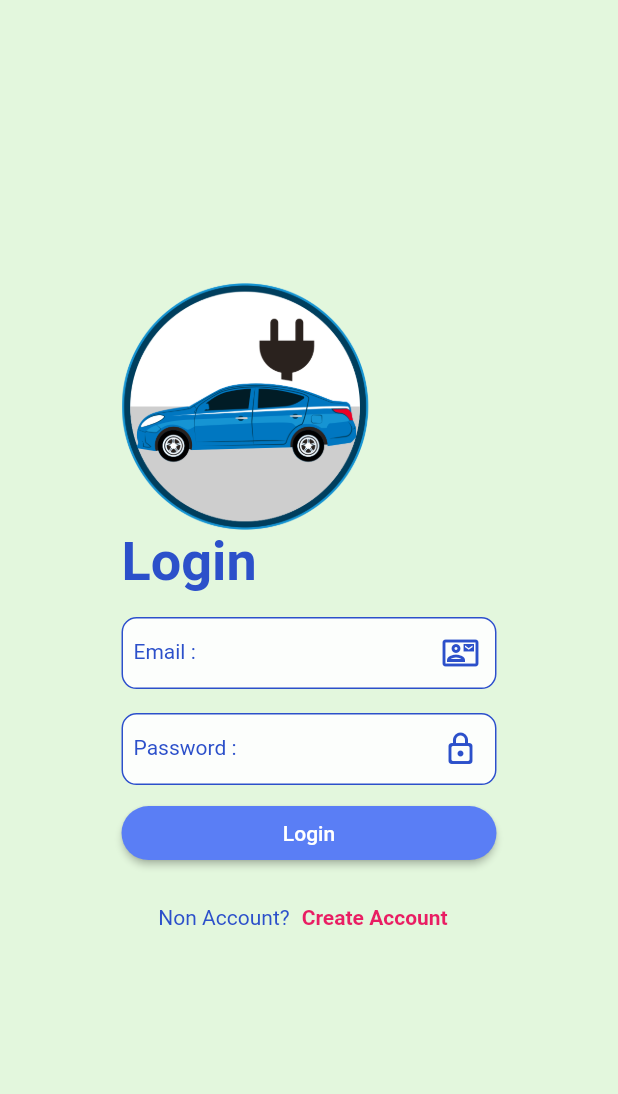
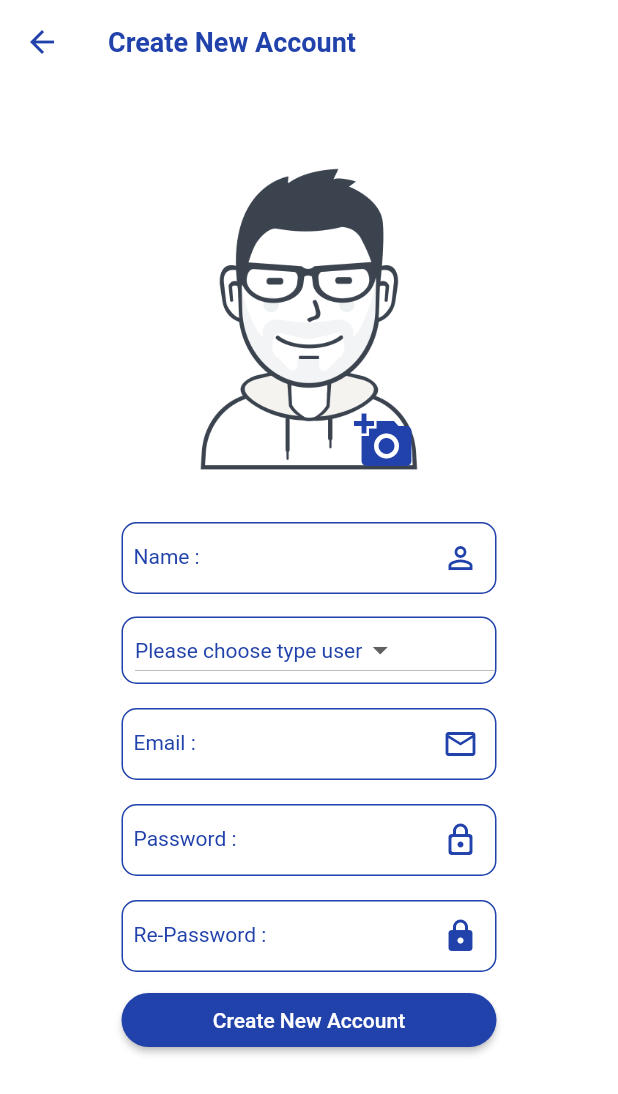
Before and after one commit to narong1081/NarongTransport, a Flutter app: the screen it shows after launch, after a tap on "Create Account", on a phone screen of 412 x 824 dp. Shown: the top 1094 px of the screen. Run offline on Flutter 3.47's test engine with Material 2 defaults, Android fonts, the phone set to English and light mode, and no system bars.

Commit message:
form dropdown

```diff
--- a/lib/states/authen.dart
+++ b/lib/states/authen.dart
@@ -1,4 +1,5 @@
 import 'package:flutter/material.dart';
+import 'package:narong_transport/states/create_account.dart';
 import 'package:narong_transport/utilities/my_constant.dart';
 import 'package:narong_transport/widgets/showbutton.dart';
 import 'package:narong_transport/widgets/showform.dart';
@@ -19,7 +20,7 @@ class Authen extends StatelessWidget {
           behavior: HitTestBehavior.opaque,
           onTap: () => FocusScope.of(context).requestFocus(FocusScopeNode()),
           child: Container(
-            decoration: MyConstant().planbox(),
+            decoration: MyConstant().imageBox(),
             child: Center(
               child: Column(
                 mainAxisAlignment: MainAxisAlignment.center,
@@ -29,7 +30,7 @@ class Authen extends StatelessWidget {
                   newEmail(),
                   newPassword(),
                   newButton(),
-                  newCreateAccount(),
+                  newCreateAccount(context: context),
                 ],
               ),
             ),
@@ -51,14 +52,20 @@ class Authen extends StatelessWidget {
     );
   }
 
-  Row newCreateAccount() {
+  Row newCreateAccount({required BuildContext context}) {
     return Row(
       mainAxisAlignment: MainAxisAlignment.center,
       children: [
         const ShowText(label: 'Non Account?'),
         ShowTextButton(
           label: 'Create Account',
-          pressFunc: () {},
+          pressFunc: () {
+            Navigator.push(
+                context,
+                MaterialPageRoute(
+                  builder: (context) => CreateAccount(),
+                ));
+          },
         ),
       ],
     );
@@ -88,15 +95,21 @@ class Authen extends StatelessWidget {
     );
   }
 
-  ShowText newText() {
-    return ShowText(
+  Widget newText() {
+    return Row(
+      mainAxisAlignment: MainAxisAlignment.center,
+      children: [
+        ShowText(
           label: 'Login',
           textStyle: MyConstant().h1Style(),
+        ),
+      ],
     );
   }
 
   Widget newLogo(BoxConstraints constraints) {
     return Row(
+      mainAxisAlignment: MainAxisAlignment.center,
       children: [
         SizedBox(
           child: const ShowImage(),
--- /dev/null
+++ b/lib/states/create_account.dart
@@ -0,0 +1,148 @@
+import 'package:flutter/material.dart';
+import 'package:narong_transport/utilities/my_constant.dart';
+import 'package:narong_transport/widgets/showbutton.dart';
+import 'package:narong_transport/widgets/showform.dart';
+import 'package:narong_transport/widgets/showiconbutton.dart';
+import 'package:narong_transport/widgets/showimage.dart';
+import 'package:narong_transport/widgets/showtext.dart';
+
+class CreateAccount extends StatefulWidget {
+  const CreateAccount({
+    Key? key,
+  }) : super(key: key);
+
+  @override
+  State<CreateAccount> createState() => _CreateAccountState();
+}
+
+class _CreateAccountState extends State<CreateAccount> {
+  var typeUsers = MyConstant.typeUsers;
+  String? typeUser;
+
+  @override
+  Widget build(BuildContext context) {
+    return Scaffold(
+      backgroundColor: Colors.white,
+      appBar: AppBar(
+        title: ShowText(
+          label: 'Create New Account',
+          textStyle: MyConstant().h2Style(),
+        ),
+        elevation: 0,
+        foregroundColor: MyConstant.dark,
+        backgroundColor: Colors.white,
+      ),
+      body: ListView(
+        children: [
+          newCenter(
+            widget: newAvatar(),
+          ),
+          newCenter(
+            widget: ShowForm(
+              label: 'Name :',
+              iconData: Icons.person_outline,
+              changeFunc: (String string) {},
+            ),
+          ),
+          newCenter(widget: newTypeUser()),
+          newCenter(
+            widget: ShowForm(
+              label: 'Email :',
+              iconData: Icons.email_outlined,
+              changeFunc: (String string) {},
+            ),
+          ),
+          newCenter(
+            widget: ShowForm(
+              obsecu: true,
+              label: 'Password :',
+              iconData: Icons.lock_outline_rounded,
+              changeFunc: (String string) {},
+            ),
+          ),
+          newCenter(
+            widget: ShowForm(
+              obsecu: true,
+              label: 'Re-Password :',
+              iconData: Icons.lock_rounded,
+              changeFunc: (String sring) {},
+            ),
+          ),
+          newCenter(
+            widget: ShowButton(
+              label: 'Create New Account',
+              pressFunc: () {},
+            ),
+          ),
+        ],
+      ),
+    );
+  }
+
+  Widget newTypeUser() {
+    return Container(
+      padding: const EdgeInsets.only(
+        left: 8,
+      ),
+      margin: const EdgeInsets.only(
+        top: 15,
+      ),
+      decoration: MyConstant().curveBorderBox(),
+      width: 250,
+      height: 45,
+      child: DropdownButton(
+        hint: const ShowText(label: 'Please choose type user'),
+        value: typeUser,
+        items: typeUsers
+            .map(
+              (e) => DropdownMenuItem(
+                child: ShowText(label: e),
+                value: e,
+              ),
+            )
+            .toList(),
+        onChanged: (value) {
+          setState(() {
+            typeUser = value.toString();
+          });
+        },
+      ),
+    );
+  }
+
+  Widget newAvatar() {
+    return Container(
+      margin: const EdgeInsets.only(
+        top: 10,
+        bottom: 16,
+      ),
+      width: 250,
+      height: 250,
+      child: Stack(
+        children: [
+          const ShowImage(
+            path: 'images/avatar.png',
+          ),
+          Positioned(
+            right: 55,
+            bottom: 2,
+            child: ShowIconButton(
+              iconData: Icons.add_a_photo,
+              pressFunc: () {},
+              size: 40,
+            ),
+          ),
+        ],
+      ),
+    );
+  }
+
+  Row newCenter({required Widget widget}) {
+    return Row(
+      mainAxisAlignment: MainAxisAlignment.center,
+      children: [
+        widget,
+      ],
+    );
+  }
+}
--- a/lib/utilities/my_constant.dart
+++ b/lib/utilities/my_constant.dart
@@ -2,12 +2,30 @@ import 'package:flutter/material.dart';
 
 class MyConstant {
   //field
-  static Color primary = Color.fromARGB(255, 90, 126, 245);
-  static Color dark = Color.fromARGB(255, 44, 80, 202);
+  static Color primary = Color.fromARGB(255, 243, 98, 98);
+  static Color dark = Color.fromARGB(255, 33, 66, 171);
   static Color light = Color.fromARGB(255, 204, 244, 193);
 
+  static List<String> typeUsers = [
+    'Owner',
+    'Customer',
+    'Driver',
+  ];
+
   //method
+  BoxDecoration curveBorderBox() => BoxDecoration(
+        border: Border.all(
+          color: MyConstant.dark,
+        ),
+        borderRadius: BorderRadius.circular(10),
+      );
   BoxDecoration planbox() => BoxDecoration(color: light.withOpacity(0.5));
+  BoxDecoration imageBox() => const BoxDecoration(
+        image: DecorationImage(
+          image: AssetImage('images/bg.jpg'),
+          fit: BoxFit.cover,
+        ),
+      );
 
   TextStyle h1Style() {
     return TextStyle(
--- a/lib/widgets/showbutton.dart
+++ b/lib/widgets/showbutton.dart
@@ -14,11 +14,11 @@ class ShowButton extends StatelessWidget {
   @override
   Widget build(BuildContext context) {
     return Container(
-      margin: EdgeInsets.symmetric(vertical: 8),
+      margin: const EdgeInsets.symmetric(vertical: 8),
       width: 250,
       child: ElevatedButton(
         style: ElevatedButton.styleFrom(
-          primary: MyConstant.primary,
+          primary: MyConstant.dark,
           shape: RoundedRectangleBorder(borderRadius: BorderRadius.circular(20)),
         ),
         onPressed: pressFunc,
--- /dev/null
+++ b/lib/widgets/showiconbutton.dart
@@ -0,0 +1,28 @@
+// ignore_for_file: public_member_api_docs, sort_constructors_first
+import 'package:flutter/material.dart';
+
+import 'package:narong_transport/utilities/my_constant.dart';
+
+class ShowIconButton extends StatelessWidget {
+  final IconData iconData;
+  final Function() pressFunc;
+  final double? size;
+  const ShowIconButton({
+    Key? key,
+    required this.iconData,
+    required this.pressFunc,
+    this.size,
+  }) : super(key: key);
+
+  @override
+  Widget build(BuildContext context) {
+    return IconButton(
+      onPressed: pressFunc,
+      icon: Icon(
+        iconData,
+        color: MyConstant.dark,
+        size: size ?? 24,
+      ),
+    );
+  }
+}
--- a/lib/widgets/showimage.dart
+++ b/lib/widgets/showimage.dart
@@ -1,12 +1,15 @@
+// ignore_for_file: public_member_api_docs, sort_constructors_first
 import 'package:flutter/material.dart';
 
 class ShowImage extends StatelessWidget {
+  final String? path;
   const ShowImage({
     Key? key,
+    this.path,
   }) : super(key: key);
 
   @override
   Widget build(BuildContext context) {
-    return Image.asset('images/logo.png');
+    return Image.asset(path ?? 'images/logo.png');
   }
 }
```
Also changed, not shown: images/avatar.png (added), images/bg.jpg (added), images/bg2.jpg (added). Lines whose indentation alone changed are shown as unchanged.
